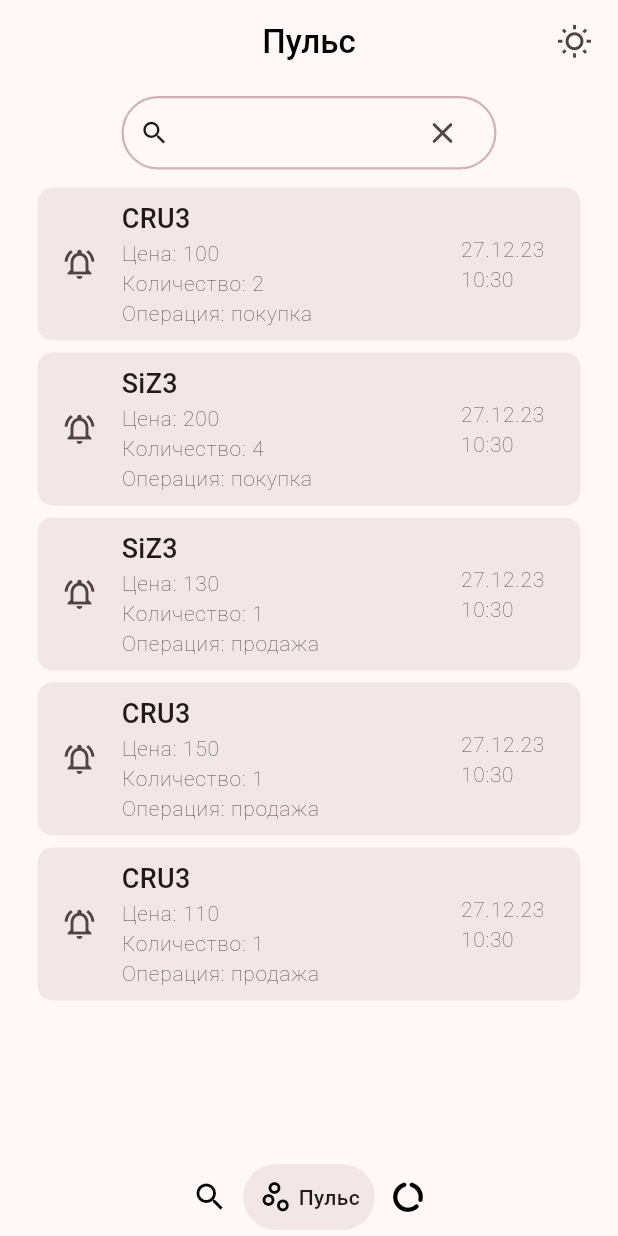
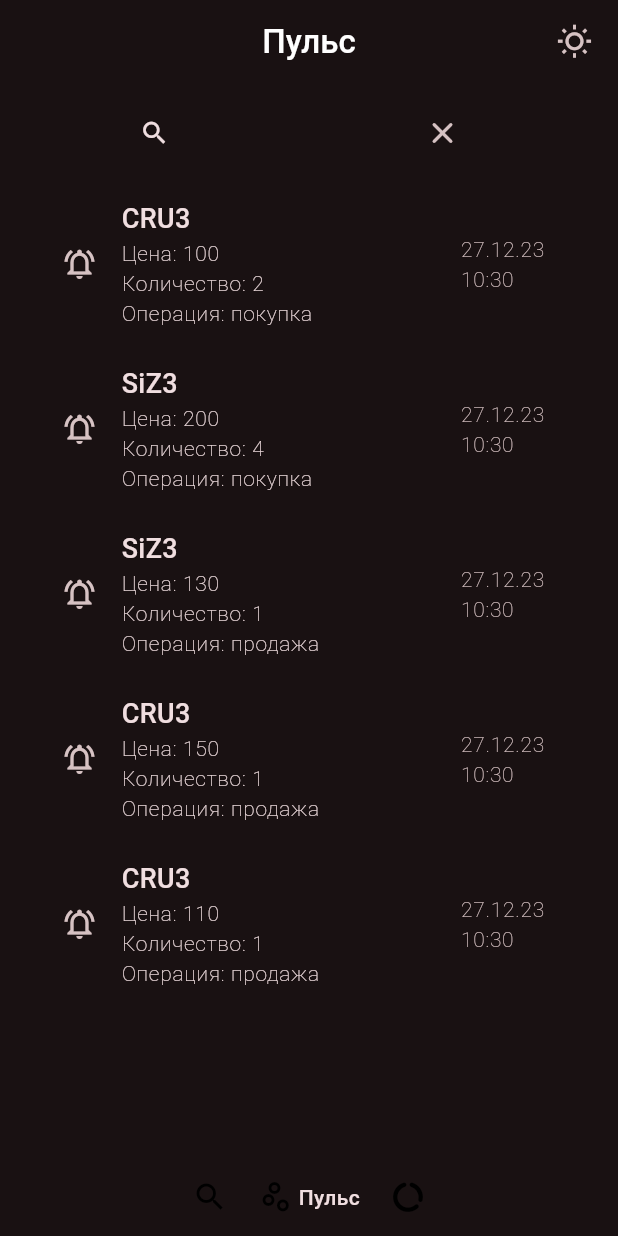
Before and after one commit to Rei-Ki/AutoTrader_UI, a Flutter app: the screen it shows after launch, item 2 of the bottom bar chosen, on a phone screen of 412 x 824 dp. Run offline on Flutter 3.47's test engine with Material 3 defaults, Android fonts, the phone set to English and light mode, and no system bars; drawn by our look-alikes of google_nav_bar; our stand-ins replace flutter_bloc, flutter_toggle_tab, get_it, syncfusion_flutter_charts; network calls fail.

Commit message:
Сделал динамическое переключение тем

```diff
--- a/lib/active_page/active_page.dart
+++ b/lib/active_page/active_page.dart
@@ -15,10 +15,6 @@ class ActivePage extends StatefulWidget {
 class _ActivePageState extends State<ActivePage> {
   late List<Instrument> allInstruments;
   late BuildContext blocContext;
-
-  // todo сделать корректное использование блока, каждый блок должен без
-  //блок провайдера, а из контекста блок билдером браться
-  // https://stackoverflow.com/questions/59633438/how-to-use-bloc-pattern-between-two-screens
 
   @override
   Widget build(BuildContext context) {
--- /dev/null
+++ b/lib/bloc/control_bloc.dart
@@ -0,0 +1,52 @@
+import 'package:flutter_bloc/flutter_bloc.dart';
+
+class ControlBloc extends Bloc<ControlEvent, ControlState> {
+  // todo сохранить переменную в ПЗУ при изменении
+  // todo сделать запрос к хранилищу данных чтобы спросить какая была тема
+  bool isDark = false;
+
+  ControlBloc() : super(ControlInitialState()) {
+    on<ChangeThemeEvent>(onChangeThemeEvent);
+  }
+
+  onChangeThemeEvent(event, emit) async {
+    try {
+      isDark = !isDark;
+      emit(ChangeThemeState(isDark));
+    } catch (error) {
+      //
+    }
+  }
+
+
+  // onEvent(event, emit) async {
+  //   try {
+  //     //
+  //   } catch (error) {
+  //     //
+  //   }
+  // }
+
+  // other functions
+}
+
+/*
+  Смена тем
+  смена стилей
+
+  todo сделать смену темы, задника, смену названия AppBar navigate_page
+*/
+
+// States ------------------------------------
+abstract class ControlState {}
+
+class ControlInitialState extends ControlState {}
+class ChangeThemeState extends ControlState {
+  bool isDark;
+  ChangeThemeState(this.isDark);
+}
+
+// Events ------------------------------------
+abstract class ControlEvent {}
+
+class ChangeThemeEvent extends ControlEvent {}
--- a/lib/bloc/main_bloc.dart
+++ b/lib/bloc/main_bloc.dart
@@ -14,18 +14,8 @@ class MainBloc extends Bloc<MainEvent, MainState> {
   }
 
   // other functions
-  get() async {
-    await Future.delayed(const Duration(seconds: 1));
-  }
+
 }
-
-/*
-  Смена тем
-  смена стилей
-
-  todo делать так чтобы тут была смена темы и наверное вебсоккеты обрабатывать
-  todo сделать смену темы, задника, смену названия AppBar navigate_page
-*/
 
 // States ------------------------------------
 abstract class MainState {}
@@ -52,5 +42,3 @@ class MainSetAppBarTitleEvent extends MainEvent {
   String title;
   MainSetAppBarTitleEvent(this.title);
 }
-
-class MainSetThemeEvent extends MainEvent {}
--- a/lib/main.dart
+++ b/lib/main.dart
@@ -1,4 +1,5 @@
 import 'package:flutter_bloc/flutter_bloc.dart';
+import 'bloc/control_bloc.dart';
 import 'bloc/main_bloc.dart';
 import 'instrument_page/instrument_page.dart';
 import 'package:lotosui/navigate_page.dart';
@@ -25,31 +26,57 @@ class AutoTraderApp extends StatelessWidget {
 
   @override
   Widget build(BuildContext context) {
-    return BlocProvider(
-      create: (context) => MainBloc(),
-      child: MaterialApp(
+    return MultiBlocProvider(
+      providers: [
+        BlocProvider(create: (context) => MainBloc()),
+        BlocProvider(create: (context) => ControlBloc()),
+      ],
+      child: buildControlBloc(),
+    );
+  }
+
+  buildControlBloc() {
+    return BlocBuilder<ControlBloc, ControlState>(builder: (context, state) {
+      if (state is ChangeThemeState) {
+        return buildMaterialApp(context, state.isDark);
+      }
+
+      return buildMaterialApp(context, false);
+    });
+  }
+
+  MaterialApp buildMaterialApp(BuildContext context, themeMode) {
+    return MaterialApp(
       debugShowCheckedModeBanner: false,
       showPerformanceOverlay: false,
       title: 'Traider',
-        theme: appTheme(context),
+      theme: themeMode ?  appTheme(context, Brightness.light) : appTheme(context, Brightness.dark),
       routes: {
         '/home': (context) => const NavigatePage(),
         '/instrumentInfo': (context) => const InstrumentPage(),
       },
       home: const NavigatePage(),
-      ),
     );
   }
 
   // Темы
-  ThemeData appTheme(BuildContext context) {
-    const brightness = Brightness.light;
+  ThemeData appTheme(BuildContext context, brightness) {
+    // var isDark = context.watch<ControlBloc>().isDark;
+    // var isDark = true;
+
+    // Brightness brightness = Brightness.light;
+    // if (isDark) {
+    //   brightness = Brightness.light;
+    // } else {
+    //   brightness = Brightness.dark;
+    // }
+
     return ThemeData(
       colorScheme: ColorScheme.fromSeed(
         brightness: brightness,
         seedColor: Colors.pink,
       ),
-      appBarTheme: const AppBarTheme(
+      appBarTheme: AppBarTheme(
         backgroundColor: Colors.transparent,
         centerTitle: true,
         elevation: 0,
--- a/lib/navigate_page.dart
+++ b/lib/navigate_page.dart
@@ -8,6 +8,7 @@ import 'package:lotosui/analytics_page/analytics_page.dart';
 import 'package:lotosui/pulse_page/pulse_page.dart';
 import 'package:lotosui/repository.dart';
 
+import 'bloc/control_bloc.dart';
 import 'bloc/main_bloc.dart';
 
 class NavigatePage extends StatefulWidget {
@@ -46,7 +47,7 @@ class _NavigatePageState extends State<NavigatePage> {
       if (state is MainInitialState) {
         if (!GetIt.I.isRegistered<WebSocketsRepository>()) {
           GetIt.I.registerLazySingleton<WebSocketsRepository>(
-            () => WebSocketsRepository("ws://localhost:8765"));
+              () => WebSocketsRepository("ws://localhost:8765"));
         }
 
         return buildMainPage(context, appBarTitles[selectedIndex]);
@@ -57,14 +58,15 @@ class _NavigatePageState extends State<NavigatePage> {
       }
 
       if (state is MainErrorState) {
-        return const Center(child: Text("Oops, Something went wrong (Navigate)"));
+        return const Center(
+            child: Text("Oops, Something went wrong (Navigate)"));
       }
 
       return Container();
     });
   }
 
-  // todo сделать вот тут выбранный инструмент как вкладку
+  // todo попровать может сделать вот тут выбранный инструмент как вкладку
 
   Scaffold buildMainPage(BuildContext context, String appBar) {
     return Scaffold(
@@ -118,8 +120,9 @@ class _NavigatePageState extends State<NavigatePage> {
     );
   }
 
-  AppBar buildAppBar(String appBar) {
-    bool isDark = false;
+  buildAppBar(String appBar) {
+    var isDark = context.watch<ControlBloc>().isDark;
+
     // todo сделать переключение тем
     return AppBar(
       title: Text(appBar),
@@ -127,8 +130,7 @@ class _NavigatePageState extends State<NavigatePage> {
         IconButton(
           isSelected: isDark,
           onPressed: () {
-            isDark = !isDark;
-            setState(() {});
+            context.read<ControlBloc>().add(ChangeThemeEvent());
           },
           icon: const Icon(Icons.wb_sunny_outlined),
           selectedIcon: const Icon(Icons.dark_mode_outlined),
```
Lines whose indentation alone changed are shown as unchanged.
